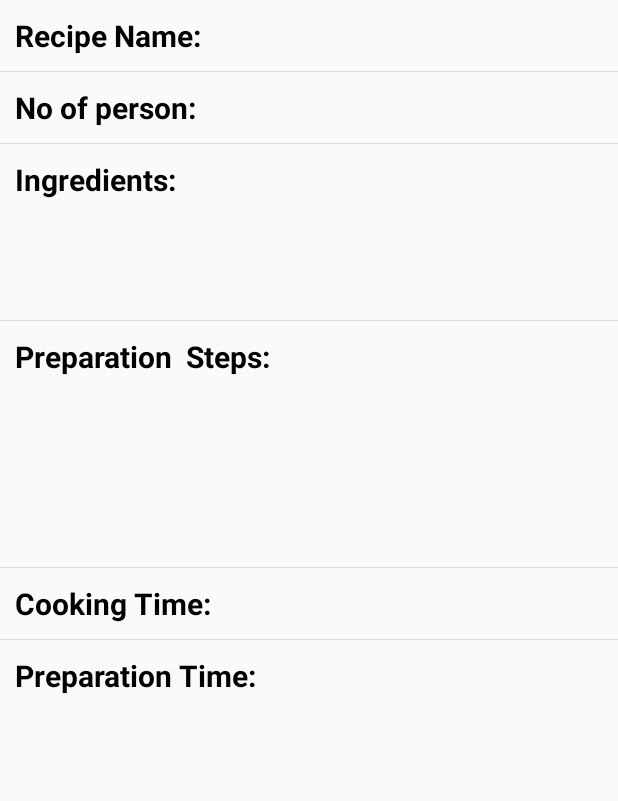
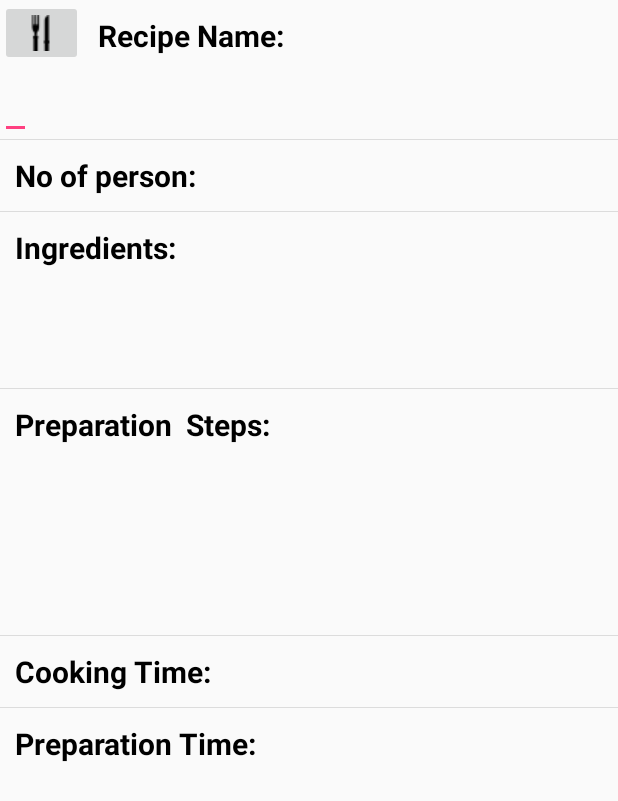
Before and after one commit to m10gandhi/MyRecipeJournal, an Android app: the layout activity_details.xml on its own in the app's theme, with its tools: preview values and no code run, on a phone screen of 412 x 824 dp. Shown: the top 801 px of the screen. Run offline under Robolectric (Android 15) with nearby library versions, the phone set to English and light mode, and no system bars.

```diff
--- a/app/src/main/res/layout/activity_details.xml
+++ b/app/src/main/res/layout/activity_details.xml
@@ -1,5 +1,6 @@
 <?xml version="1.0" encoding="utf-8"?>
-<ScrollView android:layout_height="match_parent"
+<ScrollView xmlns:app="http://schemas.android.com/apk/res-auto"
+    android:layout_height="match_parent"
     android:layout_width="match_parent"
     xmlns:android="http://schemas.android.com/apk/res/android" >
 
@@ -19,28 +20,38 @@
             android:layout_weight="1"
             android:weightSum="2">
 
-            <TextView
-                android:layout_width="wrap_content"
+            <ImageButton
+                android:id="@+id/imageButton"
+                android:layout_width="35dp"
                 android:layout_height="wrap_content"
-                android:text="Recipe Name:"
-                android:textStyle="bold"
-                android:textSize="20dp"
-                android:textColor="#000000"
                 android:layout_weight="1"
-                android:padding="10dp"
-                />
+                app:srcCompat="@drawable/dish" />
 
             <TextView
                 android:layout_width="wrap_content"
                 android:layout_height="wrap_content"
-                android:id="@+id/tv_recipe"
-                android:textStyle="bold"
-                android:textSize="20dp"
-                android:textColor="#000000"
                 android:layout_weight="1"
                 android:padding="10dp"
-                />
+                android:text="Recipe Name:"
+                android:textColor="#000000"
+                android:textSize="20dp"
+                android:textStyle="bold" />
+
+            <TextView
+                android:id="@+id/tv_recipe"
+                android:layout_width="192dp"
+                android:layout_height="wrap_content"
+                android:layout_weight="1"
+                android:padding="10dp"
+                android:textColor="#000000"
+                android:textSize="20dp"
+                android:textStyle="bold" />
         </LinearLayout>
+
+        <EditText
+            android:layout_width="wrap_content"
+            android:layout_height="wrap_content"
+            android:id="@+id/update1"/>
 
         <View style="@style/Divider"/>
 
```
Also changed, not shown: app/src/main/java/com/example/m10ga/myrecipejournal/DetailsActivity.java (+48 -0 lines), app/src/main/java/com/example/m10ga/myrecipejournal/Recent.java (+8 -0 lines), app/src/main/java/com/example/m10ga/myrecipejournal/Recipe_Entry.java (+7 -1 lines), app/src/main/res/drawable/ic_delete_black_24dp.xml (added, +9 -0 lines), app/src/main/res/drawable/ic_share_black_24dp.xml (added, +9 -0 lines), app/src/main/res/menu/menu_delete.xml (+9 -4 lines).
